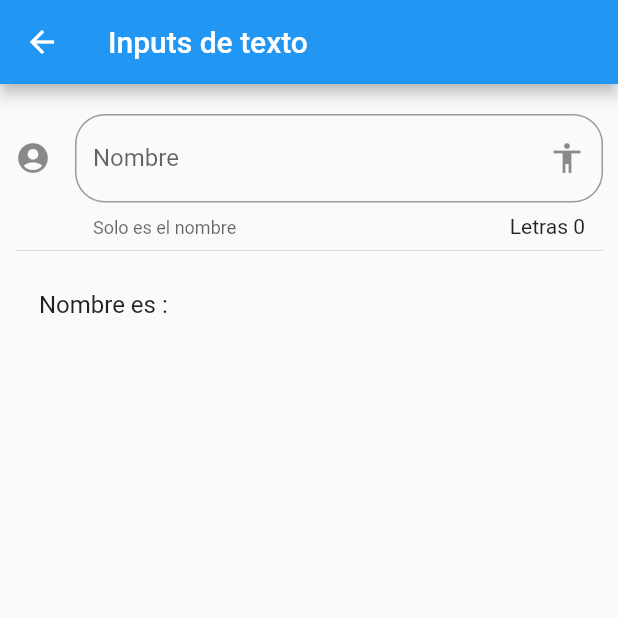
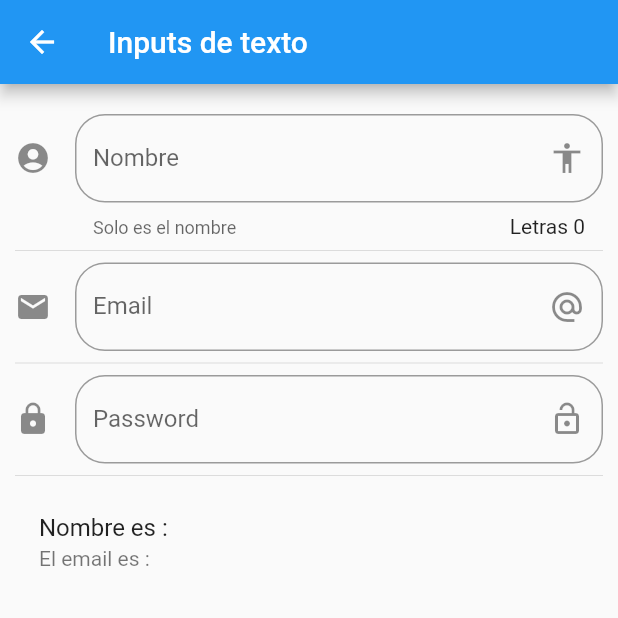
Before and after one commit to lmdelgallego/componentes, a Flutter app: the InputPage screen opened by its route, on a phone screen of 412 x 824 dp, the top half of it. Run offline on Flutter 3.47's test engine with Material 2 defaults, Android fonts, the phone set to English and light mode, and no system bars.

Commit message:
Email and Password fields

```diff
--- a/lib/src/pages/input_pate.dart
+++ b/lib/src/pages/input_pate.dart
@@ -9,6 +9,8 @@ class InputPage extends StatefulWidget {
 
 class _InputPageState extends State<InputPage> {
   String _nombre = '';
+  String _email = '';
+  String _password = '';
 
   @override
   Widget build(BuildContext context) {
@@ -21,9 +23,20 @@ class _InputPageState extends State<InputPage> {
         children: [
           _crearInput(),
           Divider(),
+          _crearEmail(),
+          Divider(),
+          _crearPassword(),
+          Divider(),
           _crearPersona(),
         ],
       ),
+    );
+  }
+
+  Widget _crearPersona() {
+    return ListTile(
+      title: Text('Nombre es : $_nombre'),
+      subtitle: Text('El email es : $_email'),
     );
   }
 
@@ -48,9 +61,35 @@ class _InputPageState extends State<InputPage> {
     );
   }
 
-  Widget _crearPersona() {
-    return ListTile(
-      title: Text('Nombre es : $_nombre'),
+  Widget _crearEmail() {
+    return TextField(
+      keyboardType: TextInputType.emailAddress,
+      decoration: InputDecoration(
+        border: OutlineInputBorder(borderRadius: BorderRadius.circular(20)),
+        hintText: 'Email',
+        labelText: 'Email',
+        suffixIcon: Icon(Icons.alternate_email),
+        icon: Icon(Icons.email),
+      ),
+      onChanged: (value) => setState(() {
+        _email = value;
+      }),
+    );
+  }
+
+  Widget _crearPassword() {
+    return TextField(
+      obscureText: true,
+      decoration: InputDecoration(
+        border: OutlineInputBorder(borderRadius: BorderRadius.circular(20)),
+        hintText: 'Password',
+        labelText: 'Password',
+        suffixIcon: Icon(Icons.lock_open),
+        icon: Icon(Icons.lock),
+      ),
+      onChanged: (value) => setState(() {
+        _password = value;
+      }),
     );
   }
 }
```
